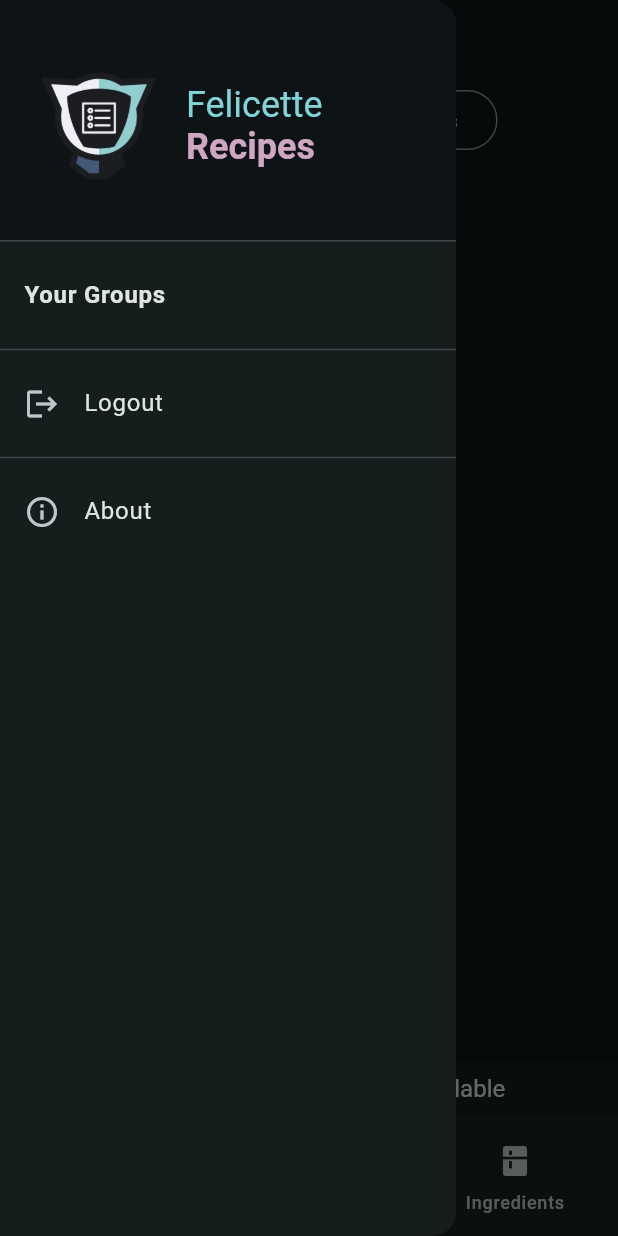
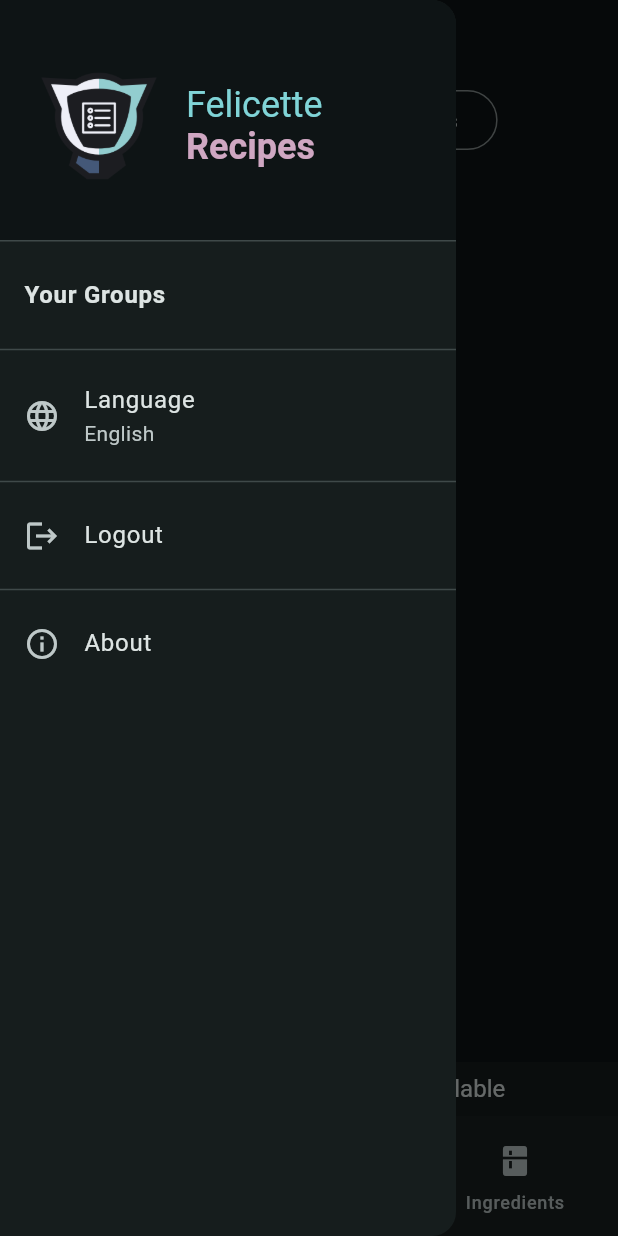
Before and after one commit to felicetteapp/recipes-flutter, a Flutter app: the screen it shows once a user with an empty profile is signed in, with the side drawer open, on a phone screen of 412 x 824 dp. Run offline on Flutter 3.47's test engine with Material 3 defaults, Android fonts, the light colour scheme and no system bars; our stand-ins replace cloud_firestore, firebase_auth, firebase_core, get; accounts and stored records are empty; Roboto replaces fonts that are missing (NunitoSans).

Commit message:
feat: Add language selection feature in drawer; enhance localization support with Portuguese

```diff
--- a/lib/app/common/widgets/drawer/drawer.dart
+++ b/lib/app/common/widgets/drawer/drawer.dart
@@ -2,6 +2,7 @@ import 'package:flutter/material.dart';
 import 'package:get/get.dart';
 import 'package:recipes_flutter/app/services/auth_service.dart';
 import 'package:recipes_flutter/app/services/groups_service.dart';
+import 'package:recipes_flutter/app/services/localization_service.dart';
 
 class FRDrawer extends StatelessWidget {
   const FRDrawer({super.key});
@@ -37,6 +38,39 @@ class FRDrawer extends StatelessWidget {
       ),
       ...actualGroupsTiles,
     ];
+  }
+
+  Widget _buildLanguageListTile(BuildContext context) {
+    final localizationService = Get.find<LocalizationService>();
+
+    return ListTile(
+      leading: Icon(Icons.language),
+      title: Text('Language'),
+      subtitle: Text(
+        localizationService.getLocaleName(localizationService.currentLocale),
+      ),
+      onTap: () async {
+        final response = await Get.dialog<Locale>(
+          SimpleDialog(
+            title: Text('Select Language'),
+            children:
+                LocalizationService.supportedLocales.map((locale) {
+                  return SimpleDialogOption(
+                    onPressed: () {
+                      Get.back(result: locale);
+                    },
+                    child: Text(localizationService.getLocaleName(locale)),
+                  );
+                }).toList(),
+          ),
+        );
+
+        if (response != null) {
+          localizationService.changeLocale(response);
+        }
+        // Open language selection dialog
+      },
+    );
   }
 
   @override
@@ -86,6 +120,8 @@ class FRDrawer extends StatelessWidget {
               ),
             ),
             ..._buildGroupListTiles(context),
+            const Divider(),
+            _buildLanguageListTile(context),
             const Divider(),
             ListTile(
               leading: Icon(Icons.logout),
--- a/lib/app/services/localization_service.dart
+++ b/lib/app/services/localization_service.dart
@@ -7,8 +7,9 @@ import 'package:intl/intl.dart';
 class LocalizationService extends GetxController {
   static const localeEN = Locale('en', 'US');
   static const localeES = Locale('es', 'AR');
+  static const localePT = Locale('pt', 'BR');
 
-  static const supportedLocales = [localeEN, localeES];
+  static const supportedLocales = [localeEN, localeES, localePT];
 
   static const localeKey = 'locale';
 
@@ -48,7 +49,9 @@ class LocalizationService extends GetxController {
       case 'en':
         return 'English';
       case 'es':
-        return 'Español';
+        return 'Español (AR)';
+      case 'pt':
+        return 'Português (BR)';
       default:
         return 'English';
     }
```
